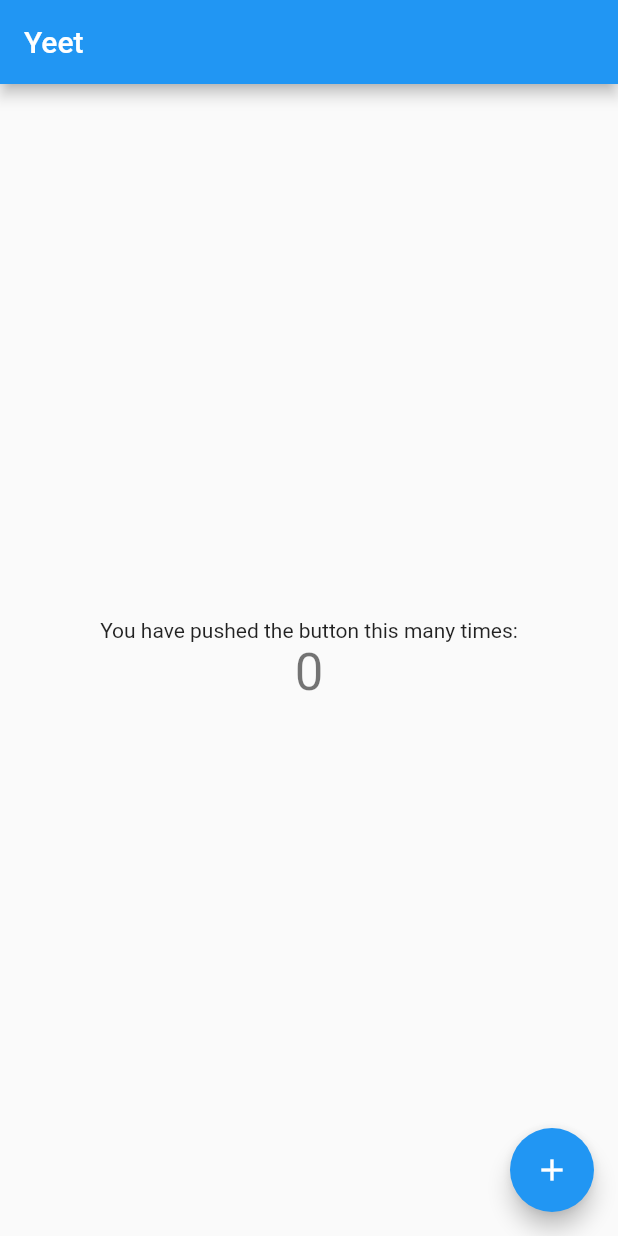
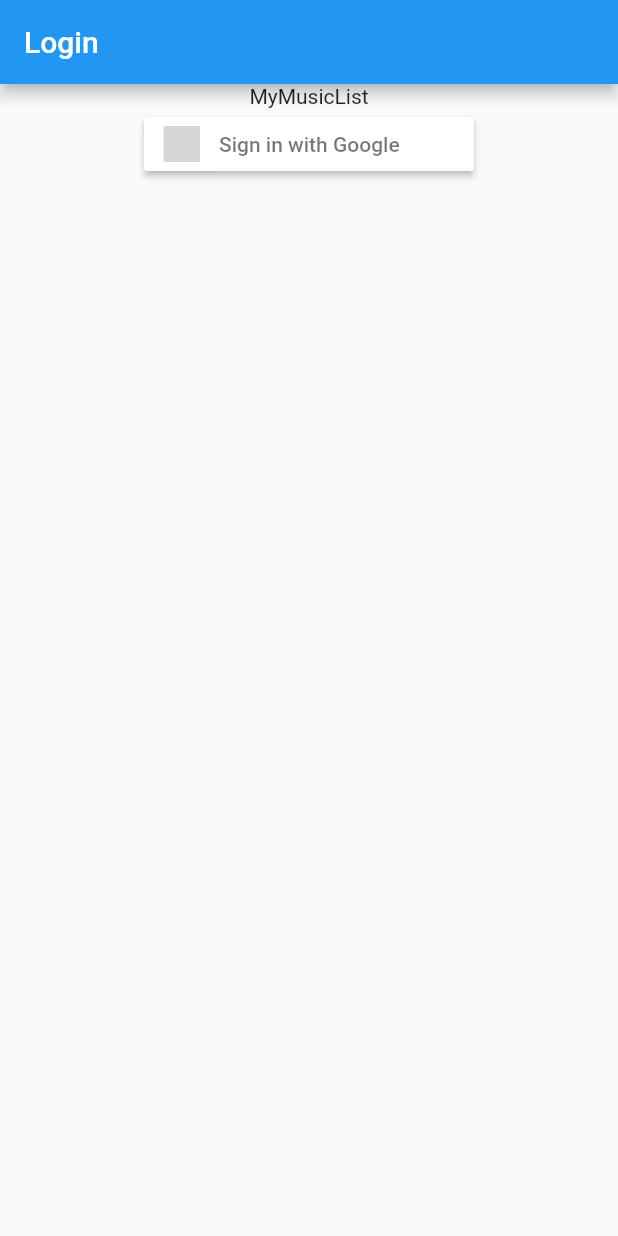
Before and after one commit to justinyum98/my_music_list, a Flutter app: the screen it shows after launch, on a phone screen of 412 x 824 dp. Run offline on Flutter 3.47's test engine with Material 2 defaults, Android fonts, the phone set to English and light mode, and no system bars; our stand-ins replace firebase_auth, firebase_core, flutter_signin_button, google_sign_in; accounts and stored records are empty; grey boxes are pictures that could not be loaded.

Commit message:
created AuthController and LoginScreen, Google sign in works

```diff
--- a/lib/main.dart
+++ b/lib/main.dart
@@ -1,5 +1,6 @@
 import 'package:flutter/material.dart';
 import 'package:firebase_core/firebase_core.dart';
+import 'package:my_music_list/screens/login_screen.dart';
 import 'firebase_options.dart';
 
 void main() async {
@@ -17,105 +18,8 @@
   @override
   Widget build(BuildContext context) {
     return MaterialApp(
-      title: 'Flutter Demo',
-      theme: ThemeData(
-        // This is the theme of your application.
-        //
-        // Try running your application with "flutter run". You'll see the
-        // application has a blue toolbar. Then, without quitting the app, try
-        // changing the primarySwatch below to Colors.green and then invoke
-        // "hot reload" (press "r" in the console where you ran "flutter run",
-        // or simply save your changes to "hot reload" in a Flutter IDE).
-        // Notice that the counter didn't reset back to zero; the application
-        // is not restarted.
-        primarySwatch: Colors.blue,
-      ),
-      home: const MyHomePage(title: 'Yeet'),
-    );
+        title: 'MyMusicList',
+        theme: ThemeData(primarySwatch: Colors.blue),
+        home: const LoginScreen());
   }
 }
-
-class MyHomePage extends StatefulWidget {
-  const MyHomePage({super.key, required this.title});
-
-  // This widget is the home page of your application. It is stateful, meaning
-  // that it has a State object (defined below) that contains fields that affect
-  // how it looks.
-
-  // This class is the configuration for the state. It holds the values (in this
-  // case the title) provided by the parent (in this case the App widget) and
-  // used by the build method of the State. Fields in a Widget subclass are
-  // always marked "final".
-
-  final String title;
-
-  @override
-  State<MyHomePage> createState() => _MyHomePageState();
-}
-
-class _MyHomePageState extends State<MyHomePage> {
-  int _counter = 0;
-
-  void _incrementCounter() {
-    setState(() {
-      // This call to setState tells the Flutter framework that something has
-      // changed in this State, which causes it to rerun the build method below
-      // so that the display can reflect the updated values. If we changed
-      // _counter without calling setState(), then the build method would not be
-      // called again, and so nothing would appear to happen.
-      _counter++;
-    });
-  }
-
-  @override
-  Widget build(BuildContext context) {
-    // This method is rerun every time setState is called, for instance as done
-    // by the _incrementCounter method above.
-    //
-    // The Flutter framework has been optimized to make rerunning build methods
-    // fast, so that you can just rebuild anything that needs updating rather
-    // than having to individually change instances of widgets.
-    return Scaffold(
-      appBar: AppBar(
-        // Here we take the value from the MyHomePage object that was created by
-        // the App.build method, and use it to set our appbar title.
-        title: Text(widget.title),
-      ),
-      body: Center(
-        // Center is a layout widget. It takes a single child and positions it
-        // in the middle of the parent.
-        child: Column(
-          // Column is also a layout widget. It takes a list of children and
-          // arranges them vertically. By default, it sizes itself to fit its
-          // children horizontally, and tries to be as tall as its parent.
-          //
-          // Invoke "debug painting" (press "p" in the console, choose the
-          // "Toggle Debug Paint" action from the Flutter Inspector in Android
-          // Studio, or the "Toggle Debug Paint" command in Visual Studio Code)
-          // to see the wireframe for each widget.
-          //
-          // Column has various properties to control how it sizes itself and
-          // how it positions its children. Here we use mainAxisAlignment to
-          // center the children vertically; the main axis here is the vertical
-          // axis because Columns are vertical (the cross axis would be
-          // horizontal).
-          mainAxisAlignment: MainAxisAlignment.center,
-          children: <Widget>[
-            const Text(
-              'You have pushed the button this many times:',
-            ),
-            Text(
-              '$_counter',
-              style: Theme.of(context).textTheme.headline4,
-            ),
-          ],
-        ),
-      ),
-      floatingActionButton: FloatingActionButton(
-        onPressed: _incrementCounter,
-        tooltip: 'Increment',
-        child: const Icon(Icons.add),
-      ), // This trailing comma makes auto-formatting nicer for build methods.
-    );
-  }
-}
--- /dev/null
+++ b/lib/screens/login_screen.dart
@@ -0,0 +1,29 @@
+import 'package:flutter/material.dart';
+import 'package:my_music_list/controllers/auth_controller.dart';
+import 'package:flutter_signin_button/flutter_signin_button.dart';
+
+class LoginScreen extends StatelessWidget {
+  const LoginScreen({super.key});
+
+  @override
+  Widget build(BuildContext context) {
+    return Scaffold(
+        appBar: AppBar(
+          title: const Text('Login'),
+        ),
+        body: Center(
+            child: Column(
+                children: <Widget>[
+                  const Text('MyMusicList'),
+                  SignInButton(
+                      Buttons.Google,
+                      onPressed: () {
+                        AuthController.signInWithGoogle();
+                      }
+                  )
+                ]
+            )
+        )
+    );
+  }
+}
```
Also changed, not shown: lib/controllers/auth_controller.dart (added, +94 -0 lines), pubspec.yaml (+4 -3 lines), 1 other file.
